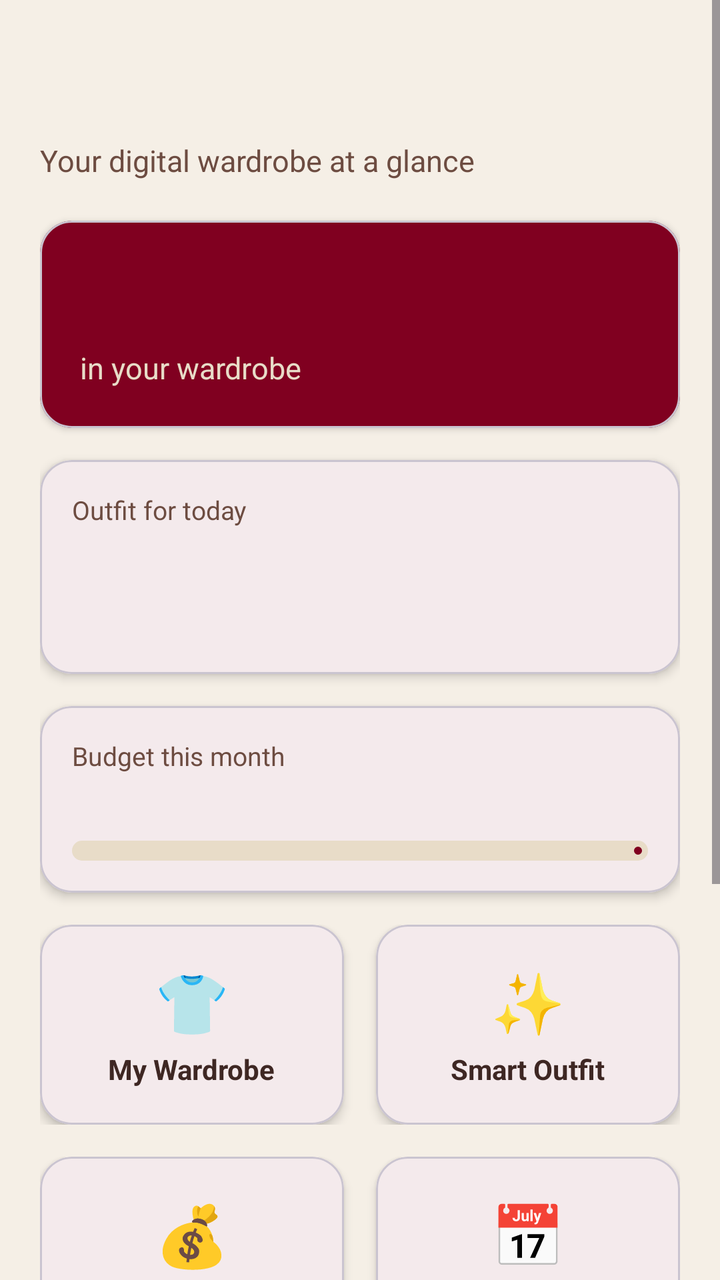
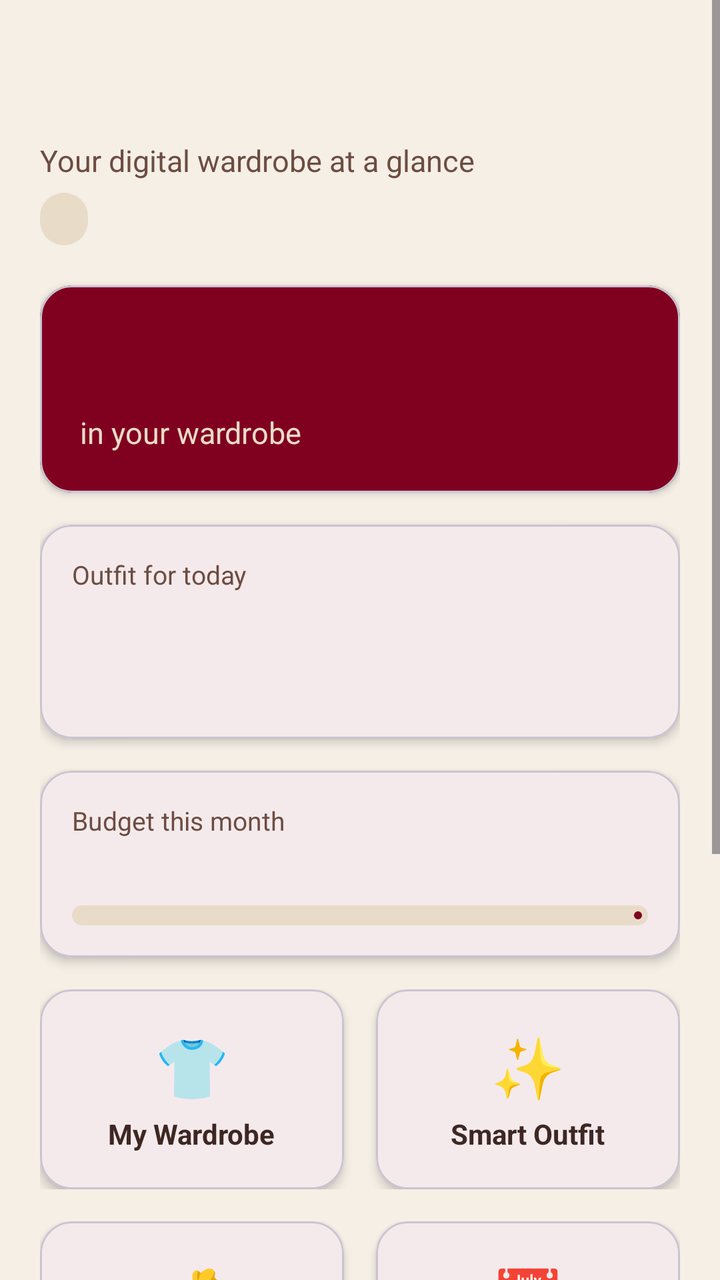

Before-and-after screenshots of an Android layout around one commit, followed by the original layout XML and the change that was made.
<!-- AndroidManifest.xml: application theme Theme.ChicFlow -->
<!-- res/layout/fragment_home.xml -->
<?xml version="1.0" encoding="utf-8"?>
<ScrollView xmlns:android="http://schemas.android.com/apk/res/android"
    xmlns:app="http://schemas.android.com/apk/res-auto"
    android:layout_width="match_parent"
    android:layout_height="match_parent"
    android:background="@color/cf_beige"
    android:fillViewport="true">

    <LinearLayout
        android:layout_width="match_parent"
        android:layout_height="wrap_content"
        android:orientation="vertical"
        android:padding="20dp">

        <TextView
            android:id="@+id/tvGreeting"
            android:layout_width="match_parent"
            android:layout_height="wrap_content"
            android:layout_marginTop="12dp"
            android:fontFamily="serif"
            android:textColor="@color/cf_burgundy"
            android:textSize="28sp"
            android:textStyle="bold" />

        <TextView
            android:layout_width="match_parent"
            android:layout_height="wrap_content"
            android:text="@string/home_subtitle"
            android:textColor="@color/cf_brown_light"
            android:textSize="15sp" />

        
        <com.google.android.material.card.MaterialCardView
            android:layout_width="match_parent"
            android:layout_height="wrap_content"
            android:layout_marginTop="20dp"
            app:cardBackgroundColor="@color/cf_burgundy"
            app:cardCornerRadius="16dp"
            app:cardElevation="2dp">

            <LinearLayout
                android:layout_width="match_parent"
                android:layout_height="wrap_content"
                android:orientation="vertical"
                android:padding="20dp">

                <TextView
                    android:id="@+id/tvItemCount"
                    android:layout_width="wrap_content"
                    android:layout_height="wrap_content"
                    android:fontFamily="serif"
                    android:textColor="@color/cf_beige"
                    android:textSize="32sp"
                    android:textStyle="bold" />

                <TextView
                    android:layout_width="wrap_content"
                    android:layout_height="wrap_content"
                    android:text="@string/home_in_wardrobe"
                    android:textColor="@color/cf_beige_dark"
                    android:textSize="15sp" />
            </LinearLayout>
        </com.google.android.material.card.MaterialCardView>

        
        <com.google.android.material.card.MaterialCardView
            android:id="@+id/cardToday"
            android:layout_width="match_parent"
            android:layout_height="wrap_content"
            android:layout_marginTop="16dp"
            android:clickable="true"
            android:focusable="true"
            app:cardBackgroundColor="@color/cf_white"
            app:cardCornerRadius="16dp"
            app:cardElevation="3dp">

            <LinearLayout
                android:layout_width="match_parent"
                android:layout_height="wrap_content"
                android:orientation="vertical"
                android:padding="16dp">

                <TextView
                    android:layout_width="wrap_content"
                    android:layout_height="wrap_content"
                    android:text="@string/home_today_title"
                    android:textColor="@color/cf_brown_light"
                    android:textSize="13sp" />

                <TextView
                    android:id="@+id/tvTodayOutfit"
                    android:layout_width="match_parent"
                    android:layout_height="wrap_content"
                    android:layout_marginTop="2dp"
                    android:fontFamily="serif"
                    android:textColor="@color/cf_brown"
                    android:textSize="20sp"
                    android:textStyle="bold" />

                <TextView
                    android:id="@+id/tvTodayPieces"
                    android:layout_width="match_parent"
                    android:layout_height="wrap_content"
                    android:layout_marginTop="4dp"
                    android:textColor="@color/cf_brown_light"
                    android:textSize="18sp" />
            </LinearLayout>
        </com.google.android.material.card.MaterialCardView>

        
        <com.google.android.material.card.MaterialCardView
            android:id="@+id/cardHomeBudget"
            android:layout_width="match_parent"
            android:layout_height="wrap_content"
            android:layout_marginTop="16dp"
            android:clickable="true"
            android:focusable="true"
            app:cardBackgroundColor="@color/cf_white"
            app:cardCornerRadius="16dp"
            app:cardElevation="3dp">

            <LinearLayout
                android:layout_width="match_parent"
                android:layout_height="wrap_content"
                android:orientation="vertical"
                android:padding="16dp">

                <LinearLayout
                    android:layout_width="match_parent"
                    android:layout_height="wrap_content"
                    android:orientation="horizontal">

                    <TextView
                        android:layout_width="0dp"
                        android:layout_height="wrap_content"
                        android:layout_weight="1"
                        android:text="@string/home_budget_title"
                        android:textColor="@color/cf_brown_light"
                        android:textSize="13sp" />

                    <TextView
                        android:id="@+id/tvHomeBudgetPercent"
                        android:layout_width="wrap_content"
                        android:layout_height="wrap_content"
                        android:textColor="@color/cf_burgundy"
                        android:textSize="13sp"
                        android:textStyle="bold" />
                </LinearLayout>

                <TextView
                    android:id="@+id/tvHomeBudgetLine"
                    android:layout_width="match_parent"
                    android:layout_height="wrap_content"
                    android:layout_marginTop="2dp"
                    android:textColor="@color/cf_brown"
                    android:textSize="16sp"
                    android:textStyle="bold" />

                <com.google.android.material.progressindicator.LinearProgressIndicator
                    android:id="@+id/progressHomeBudget"
                    android:layout_width="match_parent"
                    android:layout_height="wrap_content"
                    android:layout_marginTop="10dp"
                    android:max="100"
                    app:indicatorColor="@color/cf_burgundy"
                    app:trackColor="@color/cf_beige_dark"
                    app:trackCornerRadius="5dp"
                    app:trackThickness="10dp" />
            </LinearLayout>
        </com.google.android.material.card.MaterialCardView>

        
        <LinearLayout
            android:layout_width="match_parent"
            android:layout_height="wrap_content"
            android:layout_marginTop="16dp"
            android:orientation="horizontal">

            <com.google.android.material.card.MaterialCardView
                android:id="@+id/cardWardrobe"
                android:layout_width="0dp"
                android:layout_height="100dp"
                android:layout_marginEnd="8dp"
                android:layout_weight="1"
                android:clickable="true"
                android:focusable="true"
                app:cardBackgroundColor="@color/cf_white"
                app:cardCornerRadius="16dp"
                app:cardElevation="3dp">

                <LinearLayout
                    android:layout_width="match_parent"
                    android:layout_height="match_parent"
                    android:gravity="center"
                    android:orientation="vertical">

                    <TextView
                        android:layout_width="wrap_content"
                        android:layout_height="wrap_content"
                        android:text="👕"
                        android:textSize="30sp" />

                    <TextView
                        android:layout_width="wrap_content"
                        android:layout_height="wrap_content"
                        android:layout_marginTop="4dp"
                        android:text="@string/home_card_wardrobe"
                        android:textColor="@color/cf_brown"
                        android:textSize="14sp"
                        android:textStyle="bold" />
                </LinearLayout>
            </com.google.android.material.card.MaterialCardView>

            <com.google.android.material.card.MaterialCardView
                android:id="@+id/cardOutfit"
                android:layout_width="0dp"
                android:layout_height="100dp"
                android:layout_marginStart="8dp"
                android:layout_weight="1"
                android:clickable="true"
                android:focusable="true"
                app:cardBackgroundColor="@color/cf_white"
                app:cardCornerRadius="16dp"
                app:cardElevation="3dp">

                <LinearLayout
                    android:layout_width="match_parent"
                    android:layout_height="match_parent"
                    android:gravity="center"
                    android:orientation="vertical">

                    <TextView
                        android:layout_width="wrap_content"
                        android:layout_height="wrap_content"
                        android:text="✨"
                        android:textSize="30sp" />

                    <TextView
                        android:layout_width="wrap_content"
                        android:layout_height="wrap_content"
                        android:layout_marginTop="4dp"
                        android:text="@string/home_card_outfit"
                        android:textColor="@color/cf_brown"
                        android:textSize="14sp"
                        android:textStyle="bold" />
                </LinearLayout>
            </com.google.android.material.card.MaterialCardView>
        </LinearLayout>

        
        <LinearLayout
            android:layout_width="match_parent"
            android:layout_height="wrap_content"
            android:layout_marginTop="16dp"
            android:orientation="horizontal">

            <com.google.android.material.card.MaterialCardView
                android:id="@+id/cardBudget"
                android:layout_width="0dp"
                android:layout_height="100dp"
                android:layout_marginEnd="8dp"
                android:layout_weight="1"
                android:clickable="true"
                android:focusable="true"
                app:cardBackgroundColor="@color/cf_white"
                app:cardCornerRadius="16dp"
                app:cardElevation="3dp">

                <LinearLayout
                    android:layout_width="match_parent"
                    android:layout_height="match_parent"
                    android:gravity="center"
                    android:orientation="vertical">

                    <TextView
                        android:layout_width="wrap_content"
                        android:layout_height="wrap_content"
                        android:text="💰"
                        android:textSize="30sp" />

                    <TextView
                        android:layout_width="wrap_content"
                        android:layout_height="wrap_content"
                        android:layout_marginTop="4dp"
                        android:text="@string/home_card_budget"
                        android:textColor="@color/cf_brown"
                        android:textSize="14sp"
                        android:textStyle="bold" />
                </LinearLayout>
            </com.google.android.material.card.MaterialCardView>

            <com.google.android.material.card.MaterialCardView
                android:id="@+id/cardWeek"
                android:layout_width="0dp"
                android:layout_height="100dp"
                android:layout_marginStart="8dp"
                android:layout_weight="1"
                android:clickable="true"
                android:focusable="true"
                app:cardBackgroundColor="@color/cf_white"
                app:cardCornerRadius="16dp"
                app:cardElevation="3dp">

                <LinearLayout
                    android:layout_width="match_parent"
                    android:layout_height="match_parent"
                    android:gravity="center"
                    android:orientation="vertical">

                    <TextView
                        android:layout_width="wrap_content"
                        android:layout_height="wrap_content"
                        android:text="📅"
                        android:textSize="30sp" />

                    <TextView
                        android:layout_width="wrap_content"
                        android:layout_height="wrap_content"
                        android:layout_marginTop="4dp"
                        android:text="@string/home_card_week"
                        android:textColor="@color/cf_brown"
                        android:textSize="14sp"
                        android:textStyle="bold" />
                </LinearLayout>
            </com.google.android.material.card.MaterialCardView>
        </LinearLayout>

        
        <com.google.android.material.card.MaterialCardView
            android:id="@+id/cardLocal"
            android:layout_width="match_parent"
            android:layout_height="wrap_content"
            android:layout_marginTop="16dp"
            android:clickable="true"
            android:focusable="true"
            app:cardBackgroundColor="@color/cf_white"
            app:cardCornerRadius="16dp"
            app:cardElevation="3dp">

            <LinearLayout
                android:layout_width="match_parent"
                android:layout_height="wrap_content"
                android:gravity="center_vertical"
                android:orientation="horizontal"
                android:padding="16dp">

                <TextView
                    android:layout_width="wrap_content"
                    android:layout_height="wrap_content"
                    android:text="🇹🇳"
                    android:textSize="30sp" />

                <LinearLayout
                    android:layout_width="0dp"
                    android:layout_height="wrap_content"
                    android:layout_marginStart="14dp"
                    android:layout_weight="1"
                    android:orientation="vertical">

                    <TextView
                        android:layout_width="wrap_content"
                        android:layout_height="wrap_content"
                        android:text="@string/home_card_local"
                        android:textColor="@color/cf_brown"
                        android:textSize="15sp"
                        android:textStyle="bold" />

                    <TextView
                        android:layout_width="wrap_content"
                        android:layout_height="wrap_content"
                        android:text="@string/home_card_local_sub"
                        android:textColor="@color/cf_brown_light"
                        android:textSize="13sp" />
                </LinearLayout>
            </LinearLayout>
        </com.google.android.material.card.MaterialCardView>

        <com.google.android.material.button.MaterialButton
            android:id="@+id/btnProfile"
            style="@style/Widget.Material3.Button.OutlinedButton"
            android:layout_width="match_parent"
            android:layout_height="56dp"
            android:layout_marginTop="24dp"
            android:text="@string/btn_profile" />

        <com.google.android.material.button.MaterialButton
            android:id="@+id/btnLogout"
            style="@style/Widget.Material3.Button.TextButton"
            android:layout_width="match_parent"
            android:layout_height="56dp"
            android:layout_marginTop="4dp"
            android:text="@string/btn_logout" />
    </LinearLayout>
</ScrollView>
<!-- resources referenced by this layout -->
<resources>
  <color name="cf_beige">#F5EFE6</color>
  <color name="cf_beige_dark">#E8DCC8</color>
  <color name="cf_brown">#3E2723</color>
  <color name="cf_brown_light">#6D4C41</color>
  <color name="cf_burgundy">#800020</color>
  <color name="cf_white">#FFFFFF</color>
  <string name="btn_logout">Log out</string>
  <string name="btn_profile">My profile</string>
  <string name="home_budget_title">Budget this month</string>
  <string name="home_card_budget">Fashion Budget</string>
  <string name="home_card_local">Local Style</string>
  <string name="home_card_local_sub">Tunisian fashion brands</string>
  <string name="home_card_outfit">Smart Outfit</string>
  <string name="home_card_wardrobe">My Wardrobe</string>
  <string name="home_card_week">My Week</string>
  <string name="home_in_wardrobe">in your wardrobe</string>
  <string name="home_subtitle">Your digital wardrobe at a glance</string>
  <string name="home_today_title">Outfit for today</string>
  <style name="Theme.ChicFlow" parent="Theme.Material3.Light.NoActionBar">
          <item name="colorPrimary">@color/cf_burgundy</item>
          <item name="colorOnPrimary">@color/cf_white</item>
          <item name="colorPrimaryContainer">@color/cf_beige_dark</item>
          <item name="colorOnPrimaryContainer">@color/cf_brown</item>
          <item name="colorSecondary">@color/cf_brown</item>
          <item name="colorOnSecondary">@color/cf_white</item>
          <item name="colorSurface">@color/cf_white</item>
          <item name="colorOnSurface">@color/cf_brown</item>
          <item name="android:colorBackground">@color/cf_beige</item>
          <item name="colorSecondaryContainer">@color/cf_beige_dark</item>
          <item name="colorOnSecondaryContainer">@color/cf_burgundy_dark</item>
          <item name="colorSurfaceVariant">@color/cf_beige_dark</item>
          <item name="colorOnSurfaceVariant">@color/cf_brown_light</item>
          <item name="colorOutline">@color/cf_outline</item>
          <item name="colorError">@color/cf_error</item>
          <item name="android:statusBarColor">@color/cf_beige</item>
          <item name="android:windowLightStatusBar">true</item>
      </style>
  <color name="cf_burgundy_dark">#5C0017</color>
  <color name="cf_outline">#B8A99A</color>
  <color name="cf_error">#B3261E</color>
</resources>

<!-- the commit's change to res/layout/fragment_home.xml (unified diff, before → after) -->
@@ -28,6 +28,21 @@
             android:text="@string/home_subtitle"
             android:textColor="@color/cf_brown_light"
             android:textSize="15sp" />
+
+        <TextView
+            android:id="@+id/tvSyncStatus"
+            android:layout_width="wrap_content"
+            android:layout_height="wrap_content"
+            android:layout_marginTop="6dp"
+            android:background="@drawable/bg_badge"
+            android:clickable="true"
+            android:focusable="true"
+            android:paddingStart="12dp"
+            android:paddingTop="5dp"
+            android:paddingEnd="12dp"
+            android:paddingBottom="5dp"
+            android:textColor="@color/cf_brown"
+            android:textSize="12sp" />
 
         
         <com.google.android.material.card.MaterialCardView
<!-- resource entries referenced after the edit -->
@@ -6,6 +6,12 @@
   <color name="cf_brown_light">#6D4C41</color>
   <color name="cf_burgundy">#800020</color>
   <color name="cf_white">#FFFFFF</color>
+  <!-- drawable bg_badge (drawable) -->
+  <?xml version="1.0" encoding="utf-8"?>
+  <shape xmlns:android="http://schemas.android.com/apk/res/android" android:shape="rectangle">
+      <solid android:color="@color/cf_beige_dark" />
+      <corners android:radius="12dp" />
+  </shape>
   <string name="btn_logout">Log out</string>
   <string name="btn_profile">My profile</string>
   <string name="home_budget_title">Budget this month</string>
